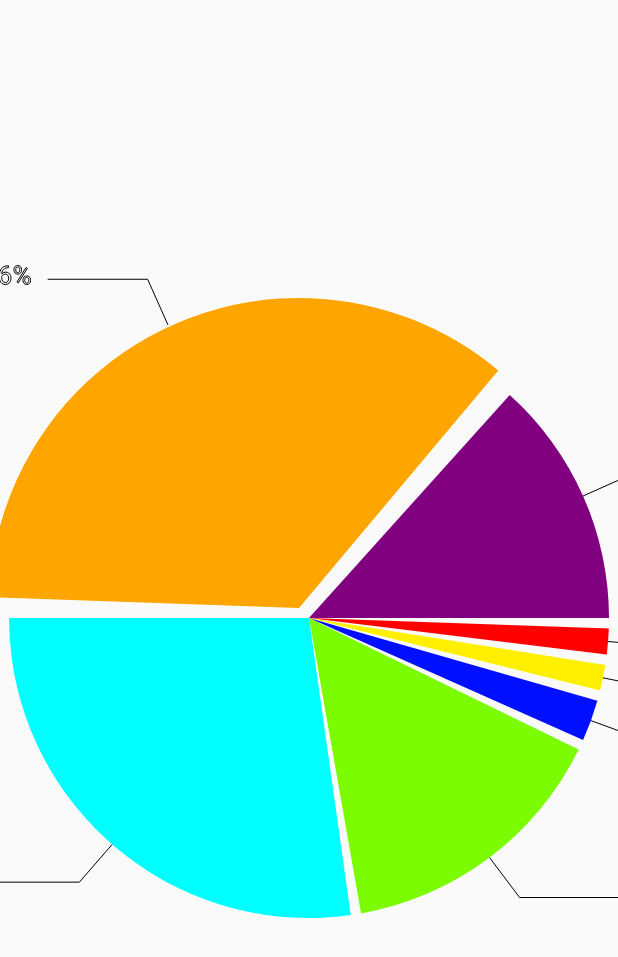
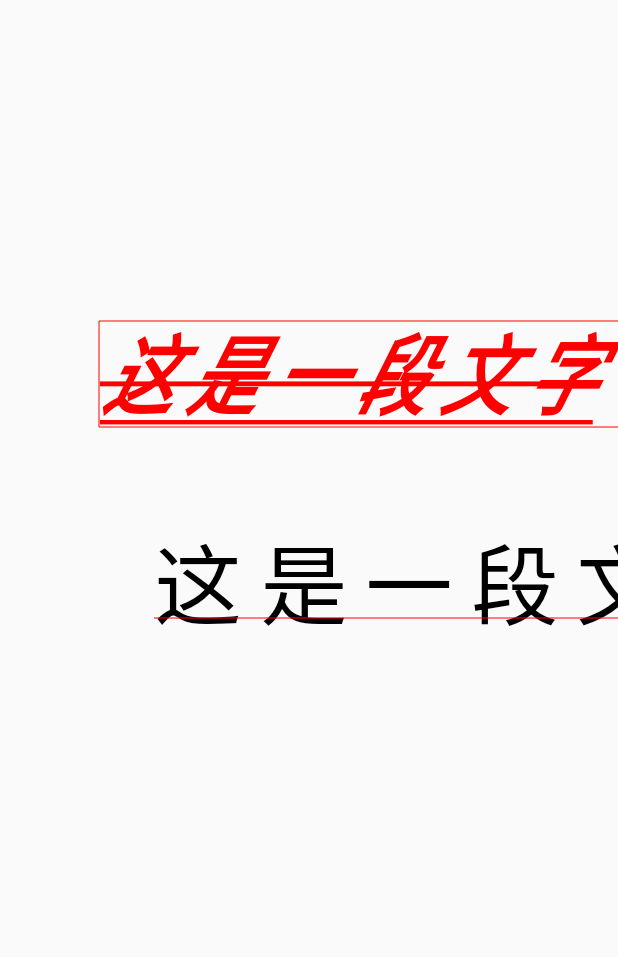
Before and after one commit to hardgit/Study-hard, an Android app: the screen it shows after launch (MainActivity), on a phone screen of 412 x 824 dp. Shown: the top 957 px of the screen. Run offline under Robolectric (Android 15) with nearby library versions, the phone set to English and light mode, and no system bars.

Commit message:
Paint 使用

```diff
--- a/app/src/main/java/com/android/myview/MainActivity.java
+++ b/app/src/main/java/com/android/myview/MainActivity.java
@@ -3,10 +3,14 @@ package com.android.myview;
 import androidx.appcompat.app.AppCompatActivity;
 
 import android.os.Bundle;
+import android.os.SystemClock;
+import android.util.Log;
 import android.view.View;
 import android.widget.TextView;
 
 public class MainActivity extends AppCompatActivity {
+
+    private int num = 0;
 
     @Override
     protected void onCreate(Bundle savedInstanceState) {
@@ -14,5 +18,10 @@ public class MainActivity extends AppCompatActivity {
         setContentView(R.layout.activity_main);
 //        TextView text = findViewById(R.id.btn_text);
 //        text.setTextColor(getResources().getColor(R.color.colorAccent));
+        init();
+    }
+
+    public void init(){
+
     }
 }
--- /dev/null
+++ b/app/src/main/java/com/android/myview/MyTextView5.java
@@ -0,0 +1,88 @@
+package com.android.myview;
+
+import android.annotation.SuppressLint;
+import android.content.Context;
+import android.graphics.Canvas;
+import android.graphics.Color;
+import android.graphics.Paint;
+import android.graphics.Rect;
+import android.graphics.RectF;
+import android.text.Layout;
+import android.text.StaticLayout;
+import android.text.TextPaint;
+import android.util.AttributeSet;
+import android.view.View;
+
+/**
+ * author : zf
+ * date   : 2019/9/11
+ * You are the best.
+ * //绘制文字  Paint 使用
+ */
+public class MyTextView5 extends View {
+
+    private TextPaint paint; //画笔
+    private String str = "这是一段很长的文字，这里写这些文字的作用就是为了达到自动换行的效果，这么多字应该差不多够了吧！算了不够的话一会再补。";
+    private String str2 = "这是一段文字";
+
+    public MyTextView5(Context context) {
+        super(context);
+    }
+
+    public MyTextView5(Context context, AttributeSet attrs) {
+        super(context, attrs);
+      initView();
+    }
+
+    public MyTextView5(Context context, AttributeSet attrs, int defStyleAttr) {
+        super(context, attrs, defStyleAttr);
+    }
+
+    public void initView(){
+         paint  = new TextPaint(Paint.ANTI_ALIAS_FLAG);
+         paint.setStrokeWidth(3);
+         paint.setTextSize(60);
+         paint.setColor(Color.BLACK);
+    }
+
+    @SuppressLint("NewApi")
+    @Override
+    protected void onDraw(Canvas canvas) {
+        super.onDraw(canvas);
+        canvas.translate(0,getHeight()/4);
+        paint.setFakeBoldText(true);//文字伪粗体
+        paint.setStrikeThruText(true);//文字中间添加删除线
+        paint.setUnderlineText(true);//文字底部添加删除线
+        paint.setTextSkewX(-0.5f);//文字倾斜
+        paint.setTextScaleX(0.8f);//文字的缩放：胖瘦
+        paint.setLetterSpacing(0.2f);//文字间距 默认为0
+        Rect bounds = new Rect();
+        StaticLayout staticLayout = new StaticLayout(str,paint,1080, Layout.Alignment.ALIGN_NORMAL,1,0,true);
+//        staticLayout.draw(canvas);//绘制可以换行的文字
+
+        /**
+         * 文字外面绘制边框
+         */
+        canvas.drawText(str2,100,100,paint);
+        paint.getTextBounds(str2,0,str2.length(),bounds);
+        bounds.left += 90;
+        bounds.top += 90;
+        bounds.right += 110;
+        bounds.bottom += 110;
+        paint.setStyle(Paint.Style.STROKE);
+        canvas.drawRect(bounds,paint);//绘制不可以换行的文字
+
+
+        /**
+         *
+         */
+        paint.reset();//重置画笔
+        paint.setTextSize(88f);
+        paint.setAntiAlias(true);
+        canvas.drawText(str2,getWidth()/4,getHeight()/4,paint);
+        paint.setStyle(Paint.Style.FILL);
+        float measureText = paint.measureText(str2);//测量文字的宽度并返回
+        paint.setColor(Color.RED);
+        canvas.drawLine(getWidth()/4,getHeight()/4,getHeight()/6+measureText,getHeight()/4,paint);
+    }
+}
--- a/app/src/main/res/layout/activity_main.xml
+++ b/app/src/main/res/layout/activity_main.xml
@@ -19,6 +19,15 @@
 
     <com.android.myview.MyView3
         android:layout_width="match_parent"
+        android:layout_height="match_parent"
+        android:visibility="gone"/>
+    <com.android.myview.MyView4
+        android:layout_width="wrap_content"
+        android:layout_height="wrap_content"
+        tools:ignore="MissingConstraints"
+        android:visibility="gone"/>
+    <com.android.myview.MyTextView5
+        android:layout_width="match_parent"
         android:layout_height="match_parent" />
 
 </androidx.constraintlayout.widget.ConstraintLayout>
```
Also changed, not shown: app/src/main/java/com/android/myview/MyView4.java (added, +107 -0 lines), app/src/main/res/drawable/batman.jpg (added), app/src/main/res/drawable/batman_logo.png (added), app/src/main/res/drawable/what_the_fuck.jpg (added).
